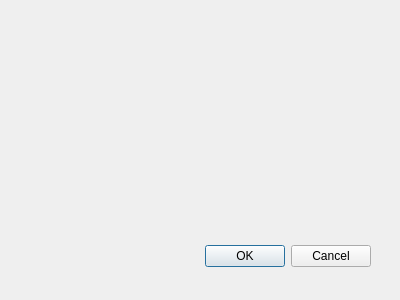
The window that src/scanlistdialog.ui (hmatuschek/qdmr) describes before a commit, drawn with Qt 5.
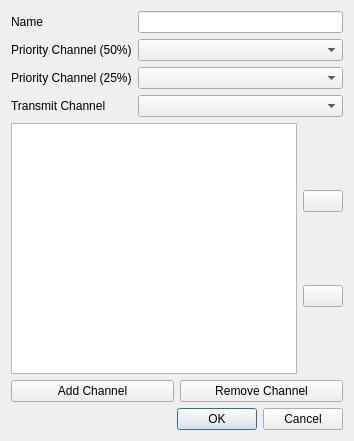
The same window after the commit. Icons and pictures are not drawn.

The edit to the form file:
```diff
--- a/src/scanlistdialog.ui
+++ b/src/scanlistdialog.ui
@@ -1,36 +1,125 @@
-<ui version="4.0" >
- <author></author>
- <comment></comment>
- <exportmacro></exportmacro>
- <class>Dialog</class>
- <widget class="QDialog" name="Dialog" >
-  <property name="geometry" >
+<?xml version="1.0" encoding="UTF-8"?>
+<ui version="4.0">
+ <class>ScanListDialog</class>
+ <widget class="QDialog" name="ScanListDialog">
+  <property name="geometry">
    <rect>
     <x>0</x>
     <y>0</y>
-    <width>400</width>
-    <height>300</height>
+    <width>354</width>
+    <height>441</height>
    </rect>
   </property>
   <property name="windowTitle" >
    <string>Dialog</string>
   </property>
-  <widget class="QDialogButtonBox" name="buttonBox" >
-   <property name="geometry" >
-    <rect>
-     <x>30</x>
-     <y>240</y>
-     <width>341</width>
-     <height>32</height>
-    </rect>
-   </property>
-   <property name="orientation" >
-    <enum>Qt::Horizontal</enum>
-   </property>
-   <property name="standardButtons" >
-    <set>QDialogButtonBox::Cancel|QDialogButtonBox::Ok</set>
-   </property>
-  </widget>
+  <layout class="QVBoxLayout" name="verticalLayout">
+   <item>
+    <layout class="QFormLayout" name="formLayout">
+     <item row="0" column="0">
+      <widget class="QLabel" name="nameLabel">
+       <property name="text">
+        <string>Name</string>
+       </property>
+      </widget>
+     </item>
+     <item row="0" column="1">
+      <widget class="QLineEdit" name="scanListName"/>
+     </item>
+     <item row="1" column="0">
+      <widget class="QLabel" name="priorityChannel50Label">
+       <property name="text">
+        <string>Priority Channel (50%)</string>
+       </property>
+      </widget>
+     </item>
+     <item row="1" column="1">
+      <widget class="QComboBox" name="priorityChannel1"/>
+     </item>
+     <item row="2" column="0">
+      <widget class="QLabel" name="priorityChannel25Label">
+       <property name="text">
+        <string>Priority Channel (25%)</string>
+       </property>
+      </widget>
+     </item>
+     <item row="2" column="1">
+      <widget class="QComboBox" name="priorityChannel2"/>
+     </item>
+     <item row="3" column="0">
+      <widget class="QLabel" name="transmitChannelLabel">
+       <property name="text">
+        <string>Transmit Channel</string>
+       </property>
+      </widget>
+     </item>
+     <item row="3" column="1">
+      <widget class="QComboBox" name="transmitChannel"/>
+     </item>
+    </layout>
+   </item>
+   <item>
+    <layout class="QHBoxLayout" name="horizontalLayout_2">
+     <item>
+      <widget class="QListWidget" name="channelList"/>
+     </item>
+     <item>
+      <layout class="QVBoxLayout" name="verticalLayout_2">
+       <item>
+        <widget class="QPushButton" name="channelUp">
+         <property name="text">
+          <string/>
+         </property>
+         <property name="icon">
+          <iconset resource="../shared/resources.qrc">
+           <normaloff>:/icons/up.png</normaloff>:/icons/up.png</iconset>
+         </property>
+        </widget>
+       </item>
+       <item>
+        <widget class="QPushButton" name="channelDown">
+         <property name="text">
+          <string/>
+         </property>
+         <property name="icon">
+          <iconset resource="../shared/resources.qrc">
+           <normaloff>:/icons/down.png</normaloff>:/icons/down.png</iconset>
+         </property>
+        </widget>
+       </item>
+      </layout>
+     </item>
+    </layout>
+   </item>
+   <item>
+    <layout class="QHBoxLayout" name="horizontalLayout">
+     <item>
+      <widget class="QPushButton" name="addChannel">
+       <property name="text">
+        <string>Add Channel</string>
+       </property>
+      </widget>
+     </item>
+     <item>
+      <widget class="QPushButton" name="remChannel">
+       <property name="text">
+        <string>Remove Channel</string>
+       </property>
+      </widget>
+     </item>
+    </layout>
+   </item>
+   <item>
+    <widget class="QDialogButtonBox" name="buttonBox">
+     <property name="orientation">
+      <enum>Qt::Horizontal</enum>
+     </property>
+     <property name="standardButtons">
+      <set>QDialogButtonBox::Cancel|QDialogButtonBox::Ok</set>
+     </property>
+    </widget>
+   </item>
+  </layout>
  </widget>
  <pixmapfunction></pixmapfunction>
  <resources/>
```
Left out of the diff: 19 changed lines with no effect on the pictures.
